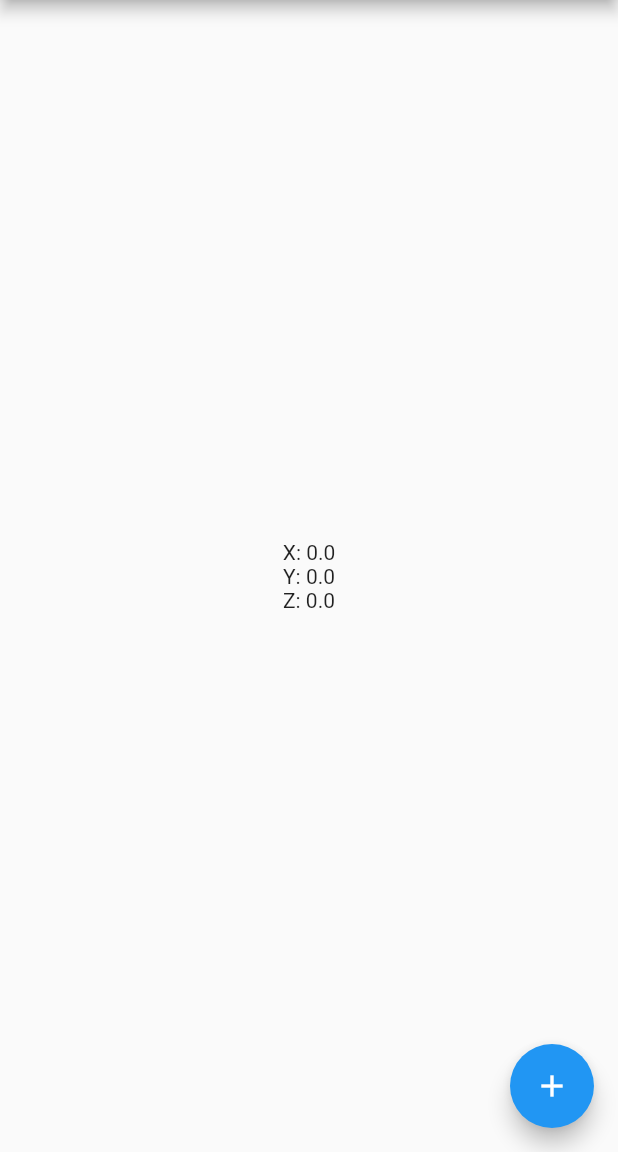
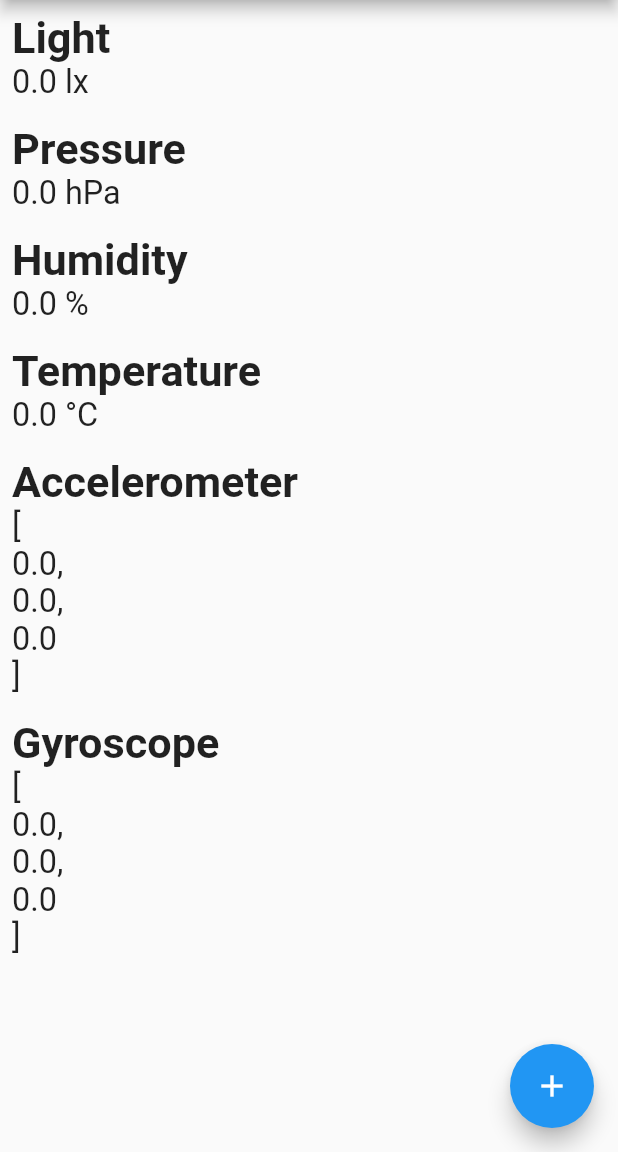
Before and after one commit to HaeWo/flutter, a Flutter app: the screen it shows after launch, on a phone screen of 412 x 824 dp, the part 84-1236 px from its top. Run offline on Flutter 3.47's test engine with Material 2 defaults, Android fonts, the phone set to English and light mode, and no system bars; our stand-ins replace sensors; missing offline and left inert: enviro_sensors, proximity_plugin.

Commit message:
added new sensors

```diff
--- a/lib/main.dart
+++ b/lib/main.dart
@@ -1,5 +1,8 @@
 import 'package:flutter/material.dart';
+
 import 'package:sensors/sensors.dart';
+import 'package:proximity_plugin/proximity_plugin.dart';
+import 'package:enviro_sensors/enviro_sensors.dart';
 
 void main() {
   runApp(MyApp());
@@ -12,19 +15,7 @@ class MyApp extends StatelessWidget {
     return MaterialApp(
       title: 'Hä!Wo?',
       theme: ThemeData(
-        // This is the theme of your application.
-        //
-        // Try running your application with "flutter run". You'll see the
-        // application has a blue toolbar. Then, without quitting the app, try
-        // changing the primarySwatch below to Colors.green and then invoke
-        // "hot reload" (press "r" in the console where you ran "flutter run",
-        // or simply save your changes to "hot reload" in a Flutter IDE).
-        // Notice that the counter didn't reset back to zero; the application
-        // is not restarted.
         primarySwatch: Colors.blue,
-        // This makes the visual density adapt to the platform that you run
-        // the app on. For desktop platforms, the controls will be smaller and
-        // closer together (more dense) than on mobile platforms.
         visualDensity: VisualDensity.adaptivePlatformDensity,
       ),
       home: MyHomePage(title: 'Hä!Wo?'),
@@ -34,81 +25,247 @@ class MyApp extends StatelessWidget {
 
 class MyHomePage extends StatefulWidget {
   MyHomePage({Key key, this.title}) : super(key: key);
-
-  // This widget is the home page of your application. It is stateful, meaning
-  // that it has a State object (defined below) that contains fields that affect
-  // how it looks.
-
-  // This class is the configuration for the state. It holds the values (in this
-  // case the title) provided by the parent (in this case the App widget) and
-  // used by the build method of the State. Fields in a Widget subclass are
-  // always marked "final".
-
   final String title;
 
   @override
   _MyHomePageState createState() => _MyHomePageState();
 }
 
-class _MyHomePageState extends State<MyHomePage> {
+class XYZData {
   double x = 0;
   double y = 0;
   double z = 0;
 
+  XYZData(this.x, this.y, this.z);
+}
+
+class _MyHomePageState extends State<MyHomePage> {
+  XYZData _accelerometer = new XYZData(0, 0, 0);
+  XYZData _gyroscope = new XYZData(0, 0, 0);
+
+  double _lightVal = 0;
+  double _pressure = 0;
+  double _humidity = 0;
+  double _ambientTemp = 0;
+
   @override
   void initState() {
-    accelerometerEvents.listen((AccelerometerEvent event) {
+    accelerometerEvents.listen((event) {
       setState(() {
-        x = event.x;
-        y = event.y;
-        z = event.z;
+        _accelerometer = new XYZData(event.x, event.y, event.z);
       });
     });
 
+    gyroscopeEvents.listen((event) {
+      setState(() {
+        _gyroscope = new XYZData(event.x, event.y, event.z);
+      });
+    });
+
+    proximityEvents.listen((event) {
+      print(event.x);
+    });
+
+    barometerEvents.listen((BarometerEvent event) {
+      setState(() {
+        _pressure = event.reading;
+      });
+    });
+
+    lightmeterEvents.listen((LightmeterEvent event) {
+      setState(() {
+        _lightVal = event.reading;
+      });
+    });
+
+    ambientTempEvents.listen((AmbientTempEvent event) {
+      setState(() {
+        _ambientTemp = event.reading;
+      });
+    });
+
+    humidityEvents.listen((HumidityEvent event) {
+      setState(() {
+        _humidity = event.reading;
+      });
+    });
   }
 
   @override
   Widget build(BuildContext context) {
-    // This method is rerun every time setState is called, for instance as done
-    // by the _incrementCounter method above.
-    //
-    // The Flutter framework has been optimized to make rerunning build methods
-    // fast, so that you can just rebuild anything that needs updating rather
-    // than having to individually change instances of widgets.
     return Scaffold(
       appBar: AppBar(
-        // Here we take the value from the MyHomePage object that was created by
-        // the App.build method, and use it to set our appbar title.
         title: Text(widget.title),
       ),
-      body: Center(
-        // Center is a layout widget. It takes a single child and positions it
-        // in the middle of the parent.
+      body: Container(
+        padding: EdgeInsets.all(8.0),
         child: Column(
-          // Column is also a layout widget. It takes a list of children and
-          // arranges them vertically. By default, it sizes itself to fit its
-          // children horizontally, and tries to be as tall as its parent.
-          //
-          // Invoke "debug painting" (press "p" in the console, choose the
-          // "Toggle Debug Paint" action from the Flutter Inspector in Android
-          // Studio, or the "Toggle Debug Paint" command in Visual Studio Code)
-          // to see the wireframe for each widget.
-          //
-          // Column has various properties to control how it sizes itself and
-          // how it positions its children. Here we use mainAxisAlignment to
-          // center the children vertically; the main axis here is the vertical
-          // axis because Columns are vertical (the cross axis would be
-          // horizontal).
-          mainAxisAlignment: MainAxisAlignment.center,
           children: <Widget>[
-            Text(
-              'X: $x',
+            // -------- LIGHT --------
+            Row(
+              children: [
+                Text(
+                  "Light",
+                  textAlign: TextAlign.left,
+                  style: TextStyle(
+                      fontWeight: FontWeight.bold,
+                      fontSize:
+                          DefaultTextStyle.of(context).style.fontSize * 0.6),
+                ),
+              ],
             ),
-            Text(
-              'Y: $y',
+            Row(
+              children: [
+                Text(
+                  "$_lightVal lx",
+                  textAlign: TextAlign.left,
+                  style: TextStyle(
+                      fontSize:
+                          DefaultTextStyle.of(context).style.fontSize * 0.45),
+                ),
+              ],
             ),
-            Text(
-              'Z: $z',
+            Padding(
+              padding: EdgeInsets.only(top: 15),
+            ),
+
+            // -------- PRESSURE --------
+            Row(
+              children: [
+                Text(
+                  "Pressure",
+                  textAlign: TextAlign.left,
+                  style: TextStyle(
+                      fontWeight: FontWeight.bold,
+                      fontSize:
+                          DefaultTextStyle.of(context).style.fontSize * 0.6),
+                ),
+              ],
+            ),
+            Row(
+              children: [
+                Text(
+                  "$_pressure hPa",
+                  textAlign: TextAlign.left,
+                  style: TextStyle(
+                      fontSize:
+                          DefaultTextStyle.of(context).style.fontSize * 0.45),
+                ),
+              ],
+            ),
+
+
+            // -------- HUMIDITY --------
+            Padding(
+              padding: EdgeInsets.only(top: 15),
+            ),
+            Row(
+              children: [
+                Text(
+                  "Humidity",
+                  textAlign: TextAlign.left,
+                  style: TextStyle(
+                      fontWeight: FontWeight.bold,
+                      fontSize:
+                          DefaultTextStyle.of(context).style.fontSize * 0.6),
+                ),
+              ],
+            ),
+            Row(
+              children: [
+                Text(
+                  "$_humidity %",
+                  textAlign: TextAlign.left,
+                  style: TextStyle(
+                      fontSize:
+                          DefaultTextStyle.of(context).style.fontSize * 0.45),
+                ),
+              ],
+            ),
+
+
+            // -------- Temperature --------
+            Padding(
+              padding: EdgeInsets.only(top: 15),
+            ),
+            Row(
+              children: [
+                Text(
+                  "Temperature",
+                  textAlign: TextAlign.left,
+                  style: TextStyle(
+                      fontWeight: FontWeight.bold,
+                      fontSize:
+                          DefaultTextStyle.of(context).style.fontSize * 0.6),
+                ),
+              ],
+            ),
+            Row(
+              children: [
+                Text(
+                  "$_ambientTemp °C",
+                  textAlign: TextAlign.left,
+                  style: TextStyle(
+                      fontSize:
+                          DefaultTextStyle.of(context).style.fontSize * 0.45),
+                ),
+              ],
+            ),
+
+            // -------- ACCELEROMETER --------
+            Padding(
+              padding: EdgeInsets.only(top: 15),
+            ),
+            Row(
+              children: [
+                Text(
+                  "Accelerometer",
+                  textAlign: TextAlign.left,
+                  style: TextStyle(
+                      fontWeight: FontWeight.bold,
+                      fontSize:
+                          DefaultTextStyle.of(context).style.fontSize * 0.6),
+                ),
+              ],
+            ),
+            Row(
+              children: [
+                Text(
+                  "[\n${_accelerometer.x},\n${_accelerometer.y},\n${_accelerometer.z}\n]",
+                  textAlign: TextAlign.left,
+                  style: TextStyle(
+                      fontSize:
+                          DefaultTextStyle.of(context).style.fontSize * 0.45),
+                ),
+              ],
+            ),
+
+            // -------- GYROSCOPE --------
+            Padding(
+              padding: EdgeInsets.only(top: 15),
+            ),
+            Row(
+              children: [
+                Text(
+                  "Gyroscope",
+                  textAlign: TextAlign.left,
+                  style: TextStyle(
+                      fontWeight: FontWeight.bold,
+                      fontSize:
+                          DefaultTextStyle.of(context).style.fontSize * 0.6),
+                ),
+              ],
+            ),
+            Row(
+              children: [
+                Text(
+                  "[\n${_gyroscope.x},\n${_gyroscope.y},\n${_gyroscope.z}\n]",
+                  textAlign: TextAlign.left,
+                  style: TextStyle(
+                      fontSize:
+                          DefaultTextStyle.of(context).style.fontSize * 0.45),
+                ),
+              ],
             ),
 
           ],
@@ -117,7 +274,7 @@ class _MyHomePageState extends State<MyHomePage> {
       floatingActionButton: FloatingActionButton(
         tooltip: 'Increment',
         child: Icon(Icons.add),
-      ), // This trailing comma makes auto-formatting nicer for build methods.
+      ),
     );
   }
 }
--- a/pubspec.yaml
+++ b/pubspec.yaml
@@ -22,6 +22,8 @@ environment:
 
 dependencies:
   sensors:
+  proximity_plugin:
+  enviro_sensors: ^1.0.1
   flutter:
     sdk: flutter
 
```
Also changed, not shown: pubspec.lock.
